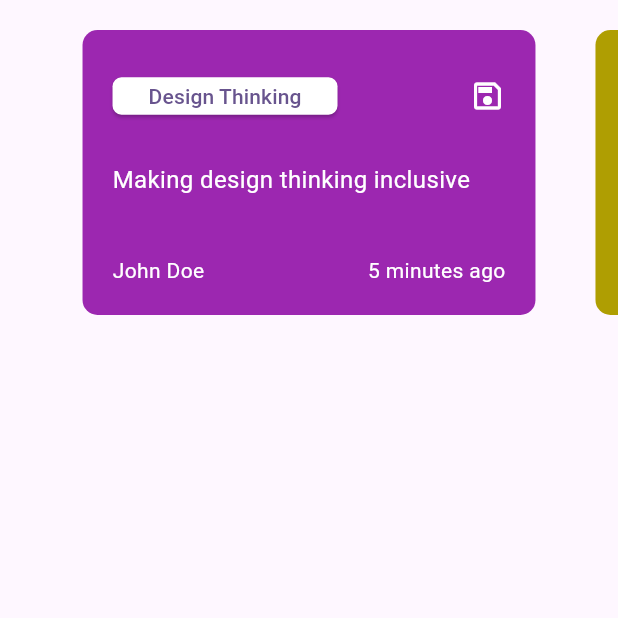
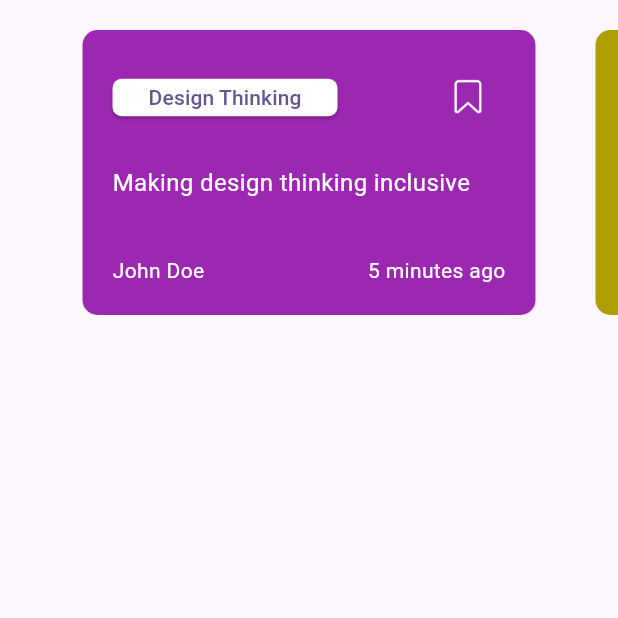
Before and after one commit to samiraliyev/page_view_card_elements, a Flutter app: the screen it shows after launch, on a phone screen of 412 x 824 dp, the top half of it. Run offline on Flutter 3.47's test engine with Material 3 defaults, Android fonts, the phone set to English and light mode, and no system bars.

Commit message:
app_ top_ widget icon change to img

```diff
--- /dev/null
+++ b/lib/constants/app_path.dart
@@ -0,0 +1,3 @@
+class AppPath {
+  static const String saveIcon = "assets/icons/save_icon.png";
+}
--- a/lib/ui/home/widgets/home_top_widget.dart
+++ b/lib/ui/home/widgets/home_top_widget.dart
@@ -1,5 +1,7 @@
 import 'package:flutter/material.dart';
 import 'package:scrollable_bars/constants/app_colors.dart';
+
+import '../../../constants/app_path.dart';
 
 class HomeTopWidget extends StatelessWidget {
   final String text;
@@ -27,10 +29,13 @@ class HomeTopWidget extends StatelessWidget {
           onPressed: () {},
           child: Text(text),
         ),
-        const Icon(
-          Icons.save_outlined,
+        const Spacer(),
+        Image.asset(
+          width: 50.0,
+          height: 50.0,
+          AppPath.saveIcon,
           color: AppColors.white,
-        )
+        ),
       ],
     );
   }
--- a/pubspec.yaml
+++ b/pubspec.yaml
@@ -21,8 +21,8 @@ dev_dependencies:
 flutter:
 
   uses-material-design: true
-  # assets:
-  #   - images/a_dot_burr.jpeg
+  assets:
+    - assets/icons/
   #   - images/a_dot_ham.jpeg
 
   # example:
```
Also changed, not shown: assets/icons/save_icon.png (added).
